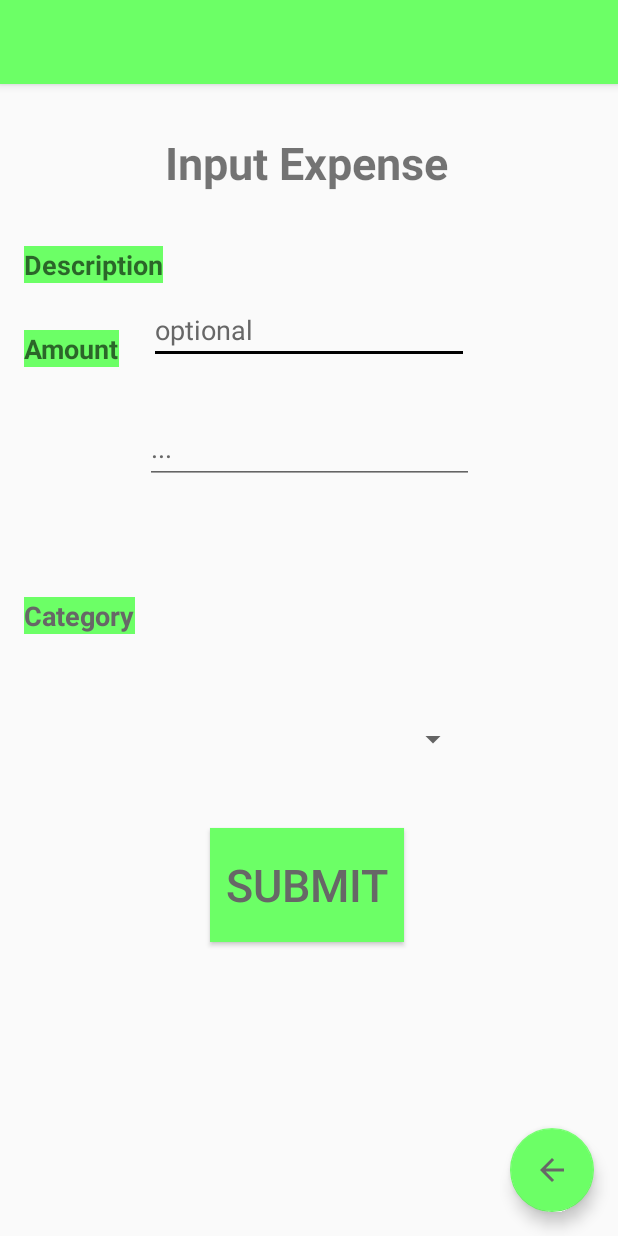
After one commit to WSU-4110/Budget-Minimalism, an Android app: the layout activity_expense_inputscreen.xml on its own in the app's theme, with its tools: preview values and no code run, on a phone screen of 412 x 824 dp. The commit adds this screen. Run offline under Robolectric (Android 15) with nearby library versions, the phone set to English and light mode, and no system bars.

Commit message:
Java method to enable main menu expense button

```diff
--- a/BudgetMinimalism/app/src/main/AndroidManifest.xml
+++ b/BudgetMinimalism/app/src/main/AndroidManifest.xml
@@ -9,6 +9,7 @@
         android:roundIcon="@mipmap/ic_launcher_round"
         android:supportsRtl="true"
         android:theme="@style/AppTheme">
+        <activity android:name=".expense_inputscreen"></activity>
         <activity
             android:name=".MainActivity"
             android:label="@string/app_name"
--- a/BudgetMinimalism/app/src/main/java/com/example/budget_minimalism/MainActivity.java
+++ b/BudgetMinimalism/app/src/main/java/com/example/budget_minimalism/MainActivity.java
@@ -1,5 +1,6 @@
 package com.example.budget_minimalism;
 
+import android.content.Intent;
 import android.os.Bundle;
 
 import com.google.android.material.floatingactionbutton.FloatingActionButton;
@@ -11,8 +12,10 @@ import androidx.appcompat.widget.Toolbar;
 import android.view.View;
 import android.view.Menu;
 import android.view.MenuItem;
+import android.widget.Button;
 
 public class MainActivity extends AppCompatActivity {
+    private Button button2; //this is the main menu "Expense" button object
 
     @Override
     protected void onCreate(Bundle savedInstanceState) {
@@ -21,14 +24,32 @@ public class MainActivity extends AppCompatActivity {
         Toolbar toolbar = findViewById(R.id.toolbar);
         setSupportActionBar(toolbar);
 
+        // Mitchell Wrote this function
+        button2 = (Button) findViewById(R.id.button2); // Main menu sends to expense page
+        button2.setOnClickListener(new View.OnClickListener() {
+                @Override
+                public void onClick(View v) {
+                    openActivity_expense_inputscreen();
+                }
+            });
+        }
+
+
+/**
         FloatingActionButton fab = findViewById(R.id.fab);
         fab.setOnClickListener(new View.OnClickListener() {
             @Override
             public void onClick(View view) {
-                Snackbar.make(view, "Return to main menu", Snackbar.LENGTH_LONG)
+                Snackbar.make(view, "Settings page --- Activate!", Snackbar.LENGTH_LONG)
                         .setAction("Action", null).show();
             }
         });
+    }
+**/
+    // Mitchell wrote this function
+    public void openActivity_expense_inputscreen() {
+        Intent intent = new Intent(this, expense_inputscreen.class);
+        startActivity(intent);
     }
 
     @Override
--- /dev/null
+++ b/BudgetMinimalism/app/src/main/java/com/example/budget_minimalism/expense_inputscreen.java
@@ -0,0 +1,14 @@
+package com.example.budget_minimalism;
+
+import androidx.appcompat.app.AppCompatActivity;
+
+import android.os.Bundle;
+
+public class expense_inputscreen extends AppCompatActivity {
+
+    @Override
+    protected void onCreate(Bundle savedInstanceState) {
+        super.onCreate(savedInstanceState);
+        setContentView(R.layout.activity_expense_inputscreen);
+    }
+}
--- /dev/null
+++ b/BudgetMinimalism/app/src/main/res/layout/activity_expense_inputscreen.xml
@@ -0,0 +1,176 @@
+<?xml version="1.0" encoding="utf-8"?>
+<androidx.constraintlayout.widget.ConstraintLayout xmlns:android="http://schemas.android.com/apk/res/android"
+    xmlns:app="http://schemas.android.com/apk/res-auto"
+    xmlns:tools="http://schemas.android.com/tools"
+    android:layout_width="match_parent"
+    android:layout_height="match_parent"
+    tools:context=".MainActivity">
+
+    <com.google.android.material.floatingactionbutton.FloatingActionButton
+        android:id="@+id/fab3"
+        android:layout_width="wrap_content"
+        android:layout_height="wrap_content"
+        android:layout_marginEnd="16dp"
+        android:layout_marginRight="16dp"
+        android:layout_marginBottom="16dp"
+        android:tint="#676767"
+        app:backgroundTint="#6cff66"
+        app:layout_constraintBottom_toBottomOf="parent"
+        app:layout_constraintEnd_toEndOf="parent"
+        app:srcCompat="?attr/actionModeCloseDrawable" />
+
+    <com.google.android.material.appbar.AppBarLayout
+        android:id="@+id/appBarLayout"
+        android:layout_width="0dp"
+        android:layout_height="wrap_content"
+        android:background="#6cff66"
+        android:theme="@style/AppTheme.AppBarOverlay"
+        app:layout_constraintEnd_toEndOf="parent"
+        app:layout_constraintStart_toStartOf="parent"
+        app:layout_constraintTop_toTopOf="parent">
+
+        <androidx.appcompat.widget.Toolbar
+            android:id="@+id/toolbar"
+            android:layout_width="wrap_content"
+            android:layout_height="wrap_content"
+            android:background="#6cff66"
+            app:popupTheme="@style/AppTheme.PopupOverlay" />
+
+    </com.google.android.material.appbar.AppBarLayout>
+
+    <TextView
+        android:id="@+id/textView5"
+        android:layout_width="wrap_content"
+        android:layout_height="wrap_content"
+        android:layout_marginStart="16dp"
+        android:layout_marginLeft="16dp"
+        android:layout_marginTop="42dp"
+        android:layout_marginBottom="290dp"
+        android:background="#6cff66"
+        android:text="@string/button_label5"
+        android:textAppearance="@style/TextAppearance.AppCompat.Medium"
+        android:textColor="#676767"
+        android:textStyle="bold"
+        android:typeface="normal"
+        app:layout_constraintBottom_toBottomOf="parent"
+        app:layout_constraintStart_toStartOf="parent"
+        app:layout_constraintTop_toBottomOf="@+id/textView3" />
+
+    <EditText
+        android:id="@+id/editText"
+        android:layout_width="213dp"
+        android:layout_height="0dp"
+        android:layout_marginTop="60dp"
+        android:ems="10"
+        android:inputType="textPersonName"
+        android:text="@string/optional"
+        android:textAppearance="@style/TextAppearance.AppCompat.Medium"
+        android:textColor="#676767"
+        android:typeface="normal"
+        app:layout_constraintEnd_toEndOf="parent"
+        app:layout_constraintStart_toStartOf="parent"
+        app:layout_constraintTop_toBottomOf="@+id/textView12"
+        android:autofillHints="" />
+
+    <TextView
+        android:id="@+id/textView2"
+        android:layout_width="wrap_content"
+        android:layout_height="wrap_content"
+        android:layout_marginStart="16dp"
+        android:layout_marginLeft="16dp"
+        android:layout_marginTop="164dp"
+        android:layout_marginEnd="5dp"
+        android:layout_marginRight="5dp"
+        android:background="#6cff66"
+        android:text="@string/Description"
+        android:textAppearance="@style/TextAppearance.AppCompat.Medium"
+        android:textStyle="bold"
+        android:typeface="normal"
+        app:layout_constraintEnd_toStartOf="@+id/editText"
+        app:layout_constraintHorizontal_bias="0.0"
+        app:layout_constraintStart_toStartOf="parent"
+        app:layout_constraintTop_toTopOf="parent" />
+
+    <EditText
+        android:id="@+id/editText2"
+        android:layout_width="219dp"
+        android:layout_height="48dp"
+        android:layout_marginTop="32dp"
+        android:ems="10"
+        android:inputType="numberDecimal"
+        android:text="@string/elipse"
+        android:textColor="#676767"
+        android:typeface="normal"
+        app:layout_constraintEnd_toEndOf="parent"
+        app:layout_constraintStart_toStartOf="parent"
+        app:layout_constraintTop_toBottomOf="@+id/editText"
+        android:autofillHints="" />
+
+    <TextView
+        android:id="@+id/textView3"
+        android:layout_width="wrap_content"
+        android:layout_height="wrap_content"
+        android:layout_marginStart="16dp"
+        android:layout_marginLeft="16dp"
+        android:layout_marginTop="31dp"
+        android:background="#6cff66"
+        android:text="@string/button_label6"
+        android:textAppearance="@style/TextAppearance.AppCompat.Medium"
+        android:textStyle="bold"
+        app:layout_constraintStart_toStartOf="parent"
+        app:layout_constraintTop_toBottomOf="@+id/textView2" />
+
+    <Spinner
+        android:id="@+id/spinner4"
+        android:layout_width="213dp"
+        android:layout_height="46dp"
+        android:layout_marginBottom="308dp"
+        app:layout_constraintBottom_toBottomOf="parent"
+        app:layout_constraintEnd_toEndOf="parent"
+        app:layout_constraintStart_toStartOf="parent" />
+
+    <Button
+        android:id="@+id/button"
+        android:layout_width="129dp"
+        android:layout_height="76dp"
+        android:layout_marginStart="140dp"
+        android:layout_marginLeft="140dp"
+        android:layout_marginTop="36dp"
+        android:layout_marginBottom="207dp"
+        android:background="#6cff66"
+        android:text="@string/Submit"
+        android:textColor="#676767"
+        android:textSize="30sp"
+        app:layout_constraintBottom_toBottomOf="parent"
+        app:layout_constraintStart_toStartOf="parent"
+        app:layout_constraintTop_toBottomOf="@+id/spinner4"
+        app:layout_constraintVertical_bias="0.035" />
+
+    <TextView
+        android:id="@+id/textView12"
+        android:layout_width="192dp"
+        android:layout_height="49dp"
+        android:layout_marginTop="88dp"
+        android:text="@string/InputExpense"
+        android:textSize="30sp"
+        android:textStyle="bold"
+        android:typeface="normal"
+        app:layout_constraintBottom_toBottomOf="parent"
+        app:layout_constraintEnd_toEndOf="parent"
+        app:layout_constraintStart_toStartOf="parent"
+        app:layout_constraintTop_toTopOf="parent"
+        app:layout_constraintVertical_bias="0.0" />
+
+</androidx.constraintlayout.widget.ConstraintLayout>
+
+    <!--
+    <?xml version="1.0" encoding="utf-8"?>
+    <androidx.constraintlayout.widget.ConstraintLayout xmlns:android="http://schemas.android.com/apk/res/android"
+        xmlns:app="http://schemas.android.com/apk/res-auto"
+        xmlns:tools="http://schemas.android.com/tools"
+        android:layout_width="match_parent"
+        android:layout_height="match_parent"
+        tools:context=".expense_inputscreen">
+
+    </androidx.constraintlayout.widget.ConstraintLayout>
+    !-->
--- a/BudgetMinimalism/app/src/main/res/values/colors.xml
+++ b/BudgetMinimalism/app/src/main/res/values/colors.xml
@@ -1,6 +1,6 @@
 <?xml version="1.0" encoding="utf-8"?>
 <resources>
-    <color name="colorPrimary">#008577</color>
+    <color name="colorPrimary">#6cff66</color>
     <color name="colorPrimaryDark">#00574B</color>
     <color name="colorAccent">#000000</color>
 </resources>
```
